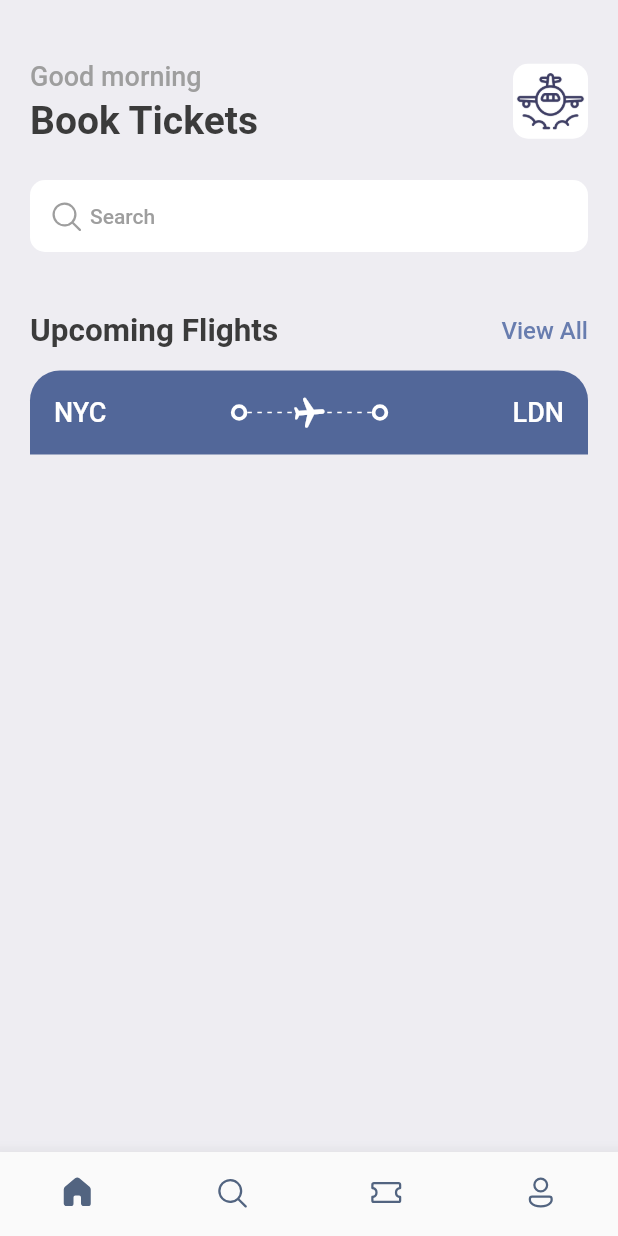
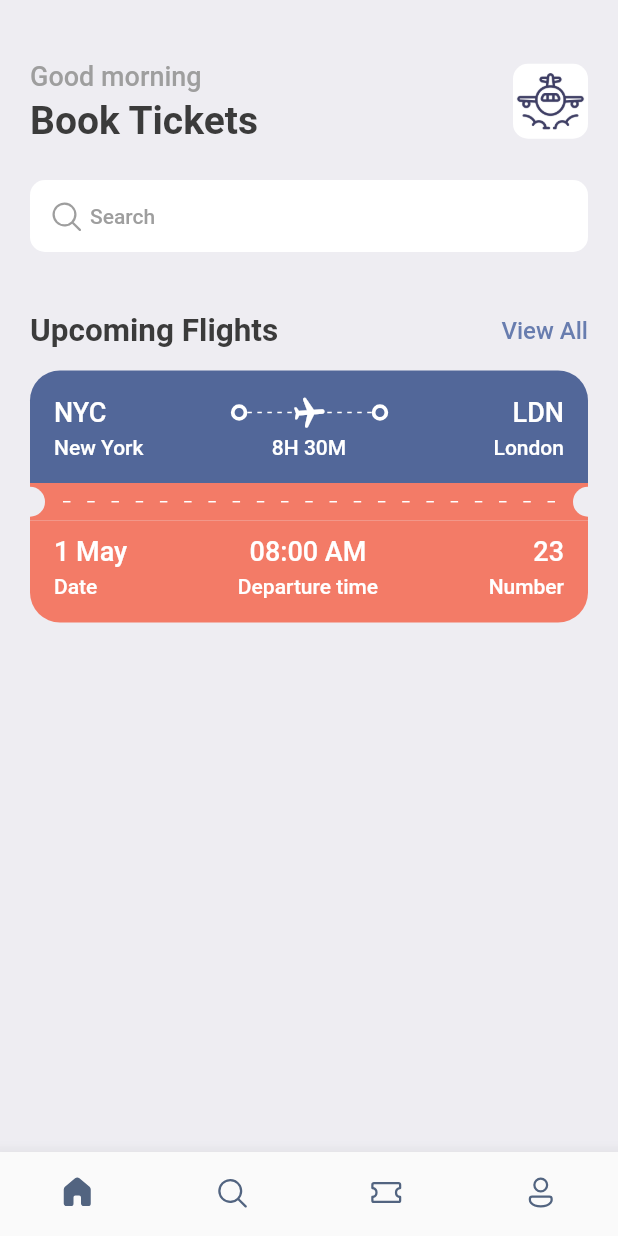
Before and after one commit to jestyal/booking_app, a Flutter app: the screen it shows after launch, on a phone screen of 412 x 824 dp. Run offline on Flutter 3.47's test engine with Material 2 defaults, Android fonts, the phone set to English and light mode, and no system bars; our stand-ins replace fluentui_icons, gap.

Commit message:
Added ticket card

```diff
--- a/lib/screens/ticket_view.dart
+++ b/lib/screens/ticket_view.dart
@@ -1,7 +1,8 @@
-import 'package:booking_app/utils/app_layout.dart';
 import 'package:flutter/cupertino.dart';
 import 'package:flutter/material.dart';
+import 'package:gap/gap.dart';
 import '../utils/app_styles.dart';
+import '/utils/app_layout.dart';
 import '../widgets/ticket_container.dart';
 
 class TicketView extends StatelessWidget {
@@ -30,7 +31,8 @@ class TicketView extends StatelessWidget {
                       Text("NYC", style: Styles.headLineStyle3.copyWith(color: Styles.whiteColor)),
                       const Spacer(),
                       const TicketContainer(),
-                      Expanded(child: Stack(
+                      Expanded(
+                          child: Stack(
                         children: [
                           SizedBox(
                             height: 24,
@@ -62,6 +64,115 @@ class TicketView extends StatelessWidget {
                       Text("LDN", style: Styles.headLineStyle3.copyWith(color: Styles.whiteColor)),
                     ],
                   ),
+                  const Gap(3),
+                  Row(
+                    mainAxisAlignment: MainAxisAlignment.spaceBetween,
+                    children: [
+                      SizedBox(
+                        width: 100,
+                        child: Text("New York", style: Styles.headLineStyle4.copyWith(color: Styles.whiteColor)),
+                      ),
+                      Text("8H 30M", style: Styles.headLineStyle4.copyWith(color: Styles.whiteColor)),
+                      SizedBox(
+                        width: 100,
+                        child: Text("London",
+                            textAlign: TextAlign.end, style: Styles.headLineStyle4.copyWith(color: Styles.whiteColor)),
+                      ),
+                    ],
+                  ),
+                ],
+              ),
+            ),
+            Container(
+              color: Styles.orangeColor,
+              child: Row(
+                children: [
+                  SizedBox(
+                    height: 20,
+                    width: 10,
+                    child: DecoratedBox(
+                      decoration: BoxDecoration(
+                        color: Styles.bgColor,
+                        borderRadius:
+                            const BorderRadius.only(topRight: Radius.circular(10), bottomRight: Radius.circular(10)),
+                      ),
+                    ),
+                  ),
+                  Expanded(child: Padding(
+                    padding: const EdgeInsets.all(12.0),
+                    child: LayoutBuilder(
+                      builder: (BuildContext context, BoxConstraints constraints) {
+                        return Flex(
+                          mainAxisAlignment: MainAxisAlignment.spaceBetween,
+                          mainAxisSize: MainAxisSize.max,
+                          direction: Axis.horizontal,
+                          children: List.generate(
+                              (constraints.constrainWidth() / 15).floor(),
+                              (index) => SizedBox(
+                                    width: 5,
+                                    height: 1,
+                                    child: DecoratedBox(
+                                      decoration: BoxDecoration(
+                                        color: Styles.whiteColor,
+                                      ),
+                                    ),
+                                  )),
+                        );
+                      },
+                    ),
+                  )),
+                  SizedBox(
+                    height: 20,
+                    width: 10,
+                    child: DecoratedBox(
+                      decoration: BoxDecoration(
+                        color: Styles.bgColor,
+                        borderRadius:
+                            const BorderRadius.only(topLeft: Radius.circular(10), bottomLeft: Radius.circular(10)),
+                      ),
+                    ),
+                  ),
+                ],
+              ),
+            ),
+            Container(
+              decoration: BoxDecoration(
+                borderRadius: const BorderRadius.only(bottomLeft: Radius.circular(20), bottomRight: Radius.circular(20)),
+                color: Styles.orangeColor,
+              ),
+              padding: const EdgeInsets.only(left: 16, top: 10, right: 16, bottom: 16),
+              child: Column(
+                children: [
+                  Row(
+                    mainAxisAlignment: MainAxisAlignment.spaceBetween,
+                    children: [
+                      Column(
+                        crossAxisAlignment: CrossAxisAlignment.start,
+                        children: [
+                          Text("1 May", style: Styles.headLineStyle3.copyWith(color: Styles.whiteColor)),
+                          const Gap(5),
+                          Text("Date", style: Styles.headLineStyle4.copyWith(color: Styles.whiteColor)),
+                        ],
+                      ),
+                      Column(
+                        crossAxisAlignment: CrossAxisAlignment.center,
+                        children: [
+                          Text("08:00 AM", style: Styles.headLineStyle3.copyWith(color: Styles.whiteColor)),
+                          const Gap(5),
+                          Text("Departure time", style: Styles.headLineStyle4.copyWith(color: Styles.whiteColor)),
+                        ],
+                      ),
+                      Column(
+                        crossAxisAlignment: CrossAxisAlignment.end,
+                        children: [
+                          Text("23", style: Styles.headLineStyle3.copyWith(color: Styles.whiteColor)),
+                          const Gap(5),
+                          Text("Number", style: Styles.headLineStyle4.copyWith(color: Styles.whiteColor)),
+                        ],
+                      ),
+                    ],
+                  ),
+
                 ],
               ),
             ),
--- a/lib/utils/app_styles.dart
+++ b/lib/utils/app_styles.dart
@@ -8,6 +8,7 @@ class Styles{
   static Color textColorGrey = Colors.grey.shade500;
   static Color bgColor = const Color(0xFFeeedf2);
   static Color blueColor = const Color(0xFF526799);
+  static Color orangeColor = const Color(0xFFF37B67);
 
   static Color whiteColor = const Color(0xFFFFFFFF);
   static Color iconColor = const Color(0xFF526480);
```
